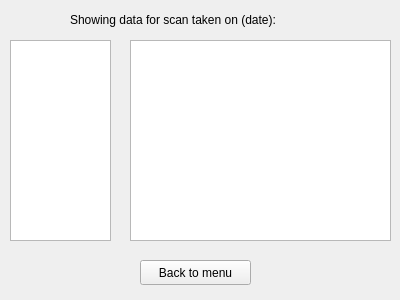
Old version of the form datapage.ui in the repository andreias144/3004Final.
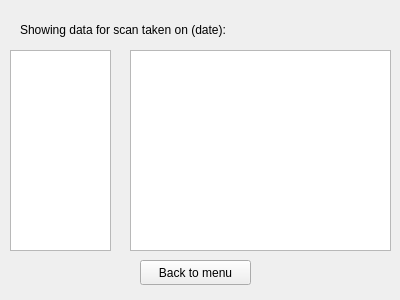
New version of the form. The open tabs and pages were chosen to show the change.

Patch:
```diff
--- a/datapage.ui
+++ b/datapage.ui
@@ -48,7 +48,7 @@
      <property name="geometry">
       <rect>
        <x>130</x>
-       <y>40</y>
+       <y>50</y>
        <width>261</width>
        <height>201</height>
       </rect>
@@ -57,9 +57,9 @@
     <widget class="QLabel" name="currScanLabel">
      <property name="geometry">
       <rect>
-       <x>70</x>
-       <y>10</y>
-       <width>261</width>
+       <x>20</x>
+       <y>20</y>
+       <width>371</width>
        <height>20</height>
       </rect>
      </property>
@@ -71,7 +71,7 @@
      <property name="geometry">
       <rect>
        <x>10</x>
-       <y>40</y>
+       <y>50</y>
        <width>101</width>
        <height>201</height>
       </rect>
```
